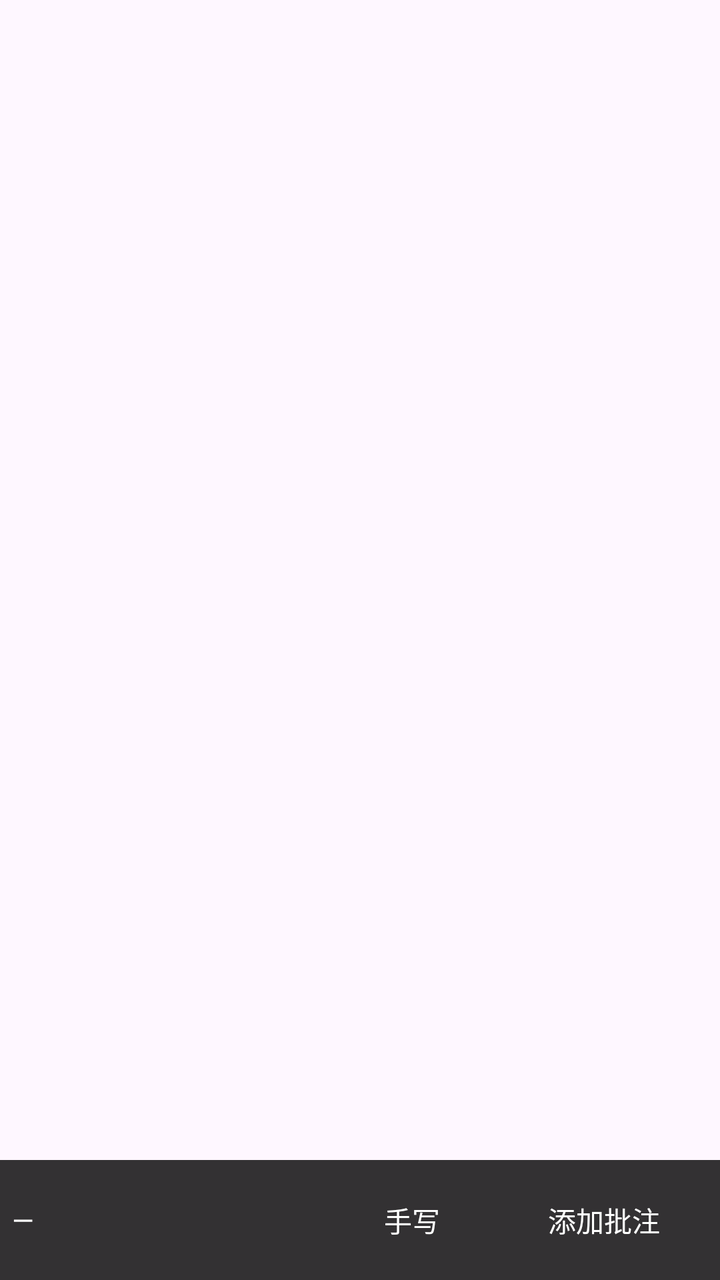
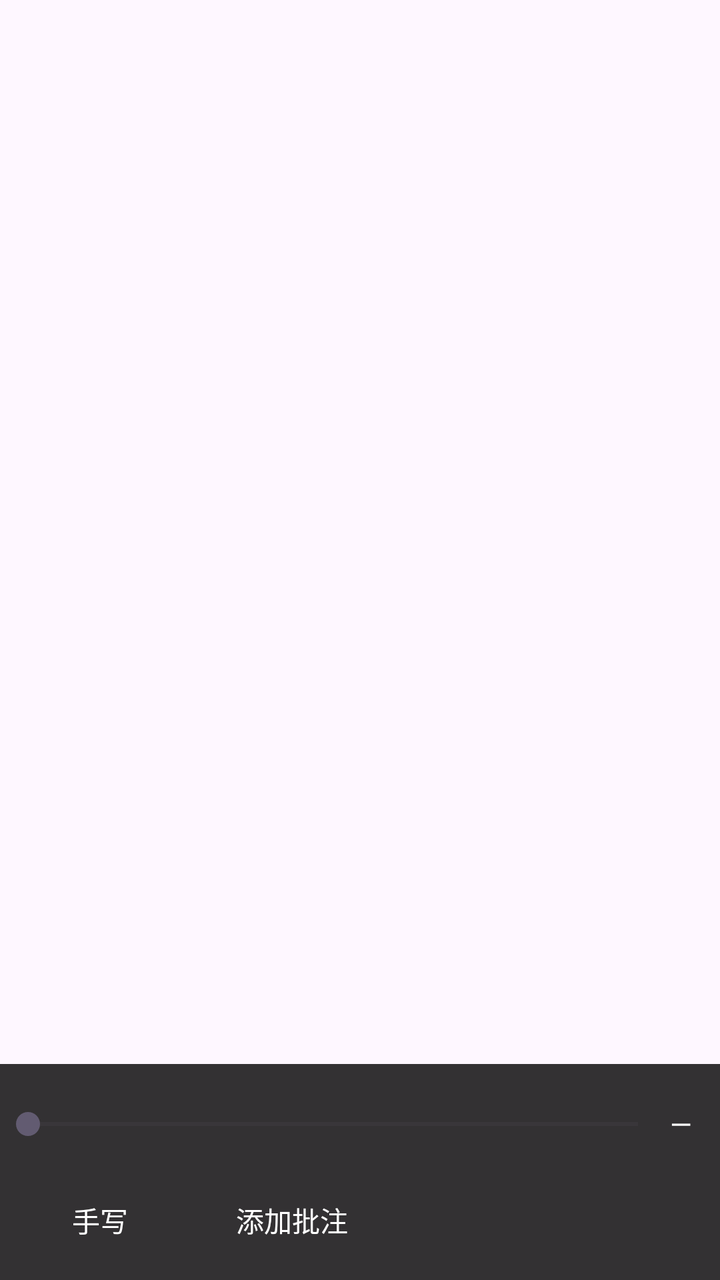

Before-and-after screenshots of an Android layout around one commit, followed by the original layout XML and the change that was made.
<!-- AndroidManifest.xml: application theme Theme.Seshat -->
<!-- res/layout/activity_pdf_reader.xml -->
<?xml version="1.0" encoding="utf-8"?>
<FrameLayout xmlns:android="http://schemas.android.com/apk/res/android"
    android:layout_width="match_parent"
    android:layout_height="match_parent">

    
    <androidx.recyclerview.widget.RecyclerView
        android:id="@+id/pdfPager"
        android:layout_width="match_parent"
        android:layout_height="match_parent" />

    
    <LinearLayout
        android:id="@+id/pdfChrome"
        android:layout_width="match_parent"
        android:layout_height="wrap_content"
        android:layout_gravity="bottom"
        android:background="#CC000000"
        android:gravity="center_vertical"
        android:orientation="horizontal"
        android:padding="6dp">

        <Button
            android:id="@+id/pdfPrevPageButton"
            style="?android:attr/borderlessButtonStyle"
            android:layout_width="wrap_content"
            android:layout_height="wrap_content"
            android:textColor="#FFFFFF"
            android:visibility="gone"
            android:text="@string/pdf_prev_page" />

        <TextView
            android:id="@+id/pdfPageIndicator"
            android:layout_width="0dp"
            android:layout_height="wrap_content"
            android:layout_weight="1"
            android:textColor="#FFFFFF"
            android:text="@string/pdf_page_indicator_placeholder" />

        <Button
            android:id="@+id/pdfNextPageButton"
            style="?android:attr/borderlessButtonStyle"
            android:layout_width="wrap_content"
            android:layout_height="wrap_content"
            android:textColor="#FFFFFF"
            android:visibility="gone"
            android:text="@string/pdf_next_page" />

        <Button
            android:id="@+id/pdfInkToggleButton"
            style="?android:attr/borderlessButtonStyle"
            android:layout_width="wrap_content"
            android:layout_height="wrap_content"
            android:textColor="#FFFFFF"
            android:text="@string/pdf_ink_toggle" />

        <Button
            android:id="@+id/pdfInkUndoButton"
            style="?android:attr/borderlessButtonStyle"
            android:layout_width="wrap_content"
            android:layout_height="wrap_content"
            android:textColor="#FFFFFF"
            android:visibility="gone"
            android:text="@string/pdf_ink_undo" />

        <Button
            android:id="@+id/pdfInkClearButton"
            style="?android:attr/borderlessButtonStyle"
            android:layout_width="wrap_content"
            android:layout_height="wrap_content"
            android:textColor="#FFFFFF"
            android:visibility="gone"
            android:text="@string/pdf_ink_clear" />

        <Button
            android:id="@+id/pdfAddAnnotation"
            style="?android:attr/borderlessButtonStyle"
            android:layout_width="wrap_content"
            android:layout_height="wrap_content"
            android:textColor="#FFFFFF"
            android:text="@string/pdf_add_annotation" />
    </LinearLayout>

</FrameLayout>
<!-- resources referenced by this layout -->
<resources>
  <string name="pdf_add_annotation">添加批注</string>
  <string name="pdf_ink_clear">清除本页</string>
  <string name="pdf_ink_toggle">手写</string>
  <string name="pdf_ink_undo">撤销</string>
  <string name="pdf_next_page">下一页</string>
  <string name="pdf_page_indicator_placeholder">—</string>
  <string name="pdf_prev_page">上一页</string>
  <style name="Theme.Seshat" parent="Theme.Material3.DayNight.NoActionBar" />
</resources>

<!-- the commit's change to res/layout/activity_pdf_reader.xml (unified diff, before → after) -->
@@ -17,68 +17,98 @@
         android:layout_gravity="bottom"
         android:background="#CC000000"
         android:gravity="center_vertical"
-        android:orientation="horizontal"
+        android:orientation="vertical"
         android:padding="6dp">
 
-        <Button
-            android:id="@+id/pdfPrevPageButton"
-            style="?android:attr/borderlessButtonStyle"
-            android:layout_width="wrap_content"
+        
+        <LinearLayout
+            android:layout_width="match_parent"
             android:layout_height="wrap_content"
-            android:textColor="#FFFFFF"
-            android:visibility="gone"
-            android:text="@string/pdf_prev_page" />
+            android:gravity="center_vertical"
+            android:orientation="horizontal">
 
-        <TextView
-            android:id="@+id/pdfPageIndicator"
-            android:layout_width="0dp"
+            <SeekBar
+                android:id="@+id/pdfPageSeekBar"
+                android:layout_width="0dp"
+                android:layout_height="wrap_content"
+                android:layout_weight="1"
+                android:max="0"
+                android:paddingHorizontal="8dp"
+                android:progress="0" />
+
+            <TextView
+                android:id="@+id/pdfPageIndicator"
+                android:layout_width="wrap_content"
+                android:layout_height="wrap_content"
+                android:background="?attr/selectableItemBackground"
+                android:clickable="true"
+                android:focusable="true"
+                android:gravity="center"
+                android:minHeight="48dp"
+                android:paddingHorizontal="8dp"
+                android:textColor="#FFFFFF"
+                android:text="@string/pdf_page_indicator_placeholder" />
+        </LinearLayout>
+
+        
+        <LinearLayout
+            android:layout_width="match_parent"
             android:layout_height="wrap_content"
-            android:layout_weight="1"
-            android:textColor="#FFFFFF"
-            android:text="@string/pdf_page_indicator_placeholder" />
+            android:gravity="center_vertical"
+            android:orientation="horizontal">
 
-        <Button
-            android:id="@+id/pdfNextPageButton"
-            style="?android:attr/borderlessButtonStyle"
-            android:layout_width="wrap_content"
-            android:layout_height="wrap_content"
-            android:textColor="#FFFFFF"
-            android:visibility="gone"
-            android:text="@string/pdf_next_page" />
+            <Button
+                android:id="@+id/pdfPrevPageButton"
+                style="?android:attr/borderlessButtonStyle"
+                android:layout_width="wrap_content"
+                android:layout_height="wrap_content"
+                android:textColor="#FFFFFF"
+                android:visibility="gone"
+                android:text="@string/pdf_prev_page" />
 
-        <Button
-            android:id="@+id/pdfInkToggleButton"
-            style="?android:attr/borderlessButtonStyle"
-            android:layout_width="wrap_content"
-            android:layout_height="wrap_content"
-            android:textColor="#FFFFFF"
-            android:text="@string/pdf_ink_toggle" />
+            <Button
+                android:id="@+id/pdfNextPageButton"
+                style="?android:attr/borderlessButtonStyle"
+                android:layout_width="wrap_content"
+                android:layout_height="wrap_content"
+                android:textColor="#FFFFFF"
+                android:visibility="gone"
+                android:text="@string/pdf_next_page" />
 
-        <Button
-            android:id="@+id/pdfInkUndoButton"
-            style="?android:attr/borderlessButtonStyle"
-            android:layout_width="wrap_content"
-            android:layout_height="wrap_content"
-            android:textColor="#FFFFFF"
-            android:visibility="gone"
-            android:text="@string/pdf_ink_undo" />
+            <Button
+                android:id="@+id/pdfInkToggleButton"
+                style="?android:attr/borderlessButtonStyle"
+                android:layout_width="wrap_content"
+                android:layout_height="wrap_content"
+                android:textColor="#FFFFFF"
+                android:text="@string/pdf_ink_toggle" />
 
-        <Button
-            android:id="@+id/pdfInkClearButton"
-            style="?android:attr/borderlessButtonStyle"
-            android:layout_width="wrap_content"
-            android:layout_height="wrap_content"
-            android:textColor="#FFFFFF"
-            android:visibility="gone"
-            android:text="@string/pdf_ink_clear" />
+            <Button
+                android:id="@+id/pdfInkUndoButton"
+                style="?android:attr/borderlessButtonStyle"
+                android:layout_width="wrap_content"
+                android:layout_height="wrap_content"
+                android:textColor="#FFFFFF"
+                android:visibility="gone"
+                android:text="@string/pdf_ink_undo" />
 
-        <Button
-            android:id="@+id/pdfAddAnnotation"
-            style="?android:attr/borderlessButtonStyle"
-            android:layout_width="wrap_content"
-            android:layout_height="wrap_content"
-            android:textColor="#FFFFFF"
-            android:text="@string/pdf_add_annotation" />
+            <Button
+                android:id="@+id/pdfInkClearButton"
+                style="?android:attr/borderlessButtonStyle"
+                android:layout_width="wrap_content"
+                android:layout_height="wrap_content"
+                android:textColor="#FFFFFF"
+                android:visibility="gone"
+                android:text="@string/pdf_ink_clear" />
+
+            <Button
+                android:id="@+id/pdfAddAnnotation"
+                style="?android:attr/borderlessButtonStyle"
+                android:layout_width="wrap_content"
+                android:layout_height="wrap_content"
+                android:textColor="#FFFFFF"
+                android:text="@string/pdf_add_annotation" />
+        </LinearLayout>
     </LinearLayout>
 
 </FrameLayout>
